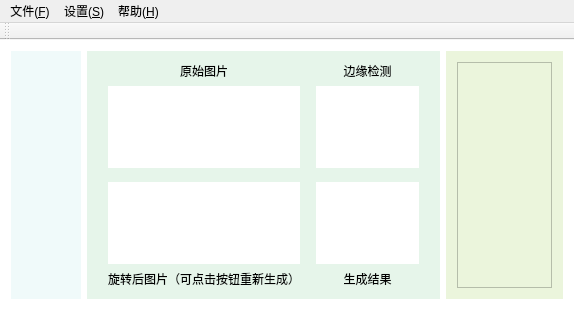
The window that NKUexperimenter/NKUexperimenter.ui (ghost233lism/NKUcpp-pyhsics-experiments-images-programming-based-on-opencv) describes before a commit, drawn with Qt 5.
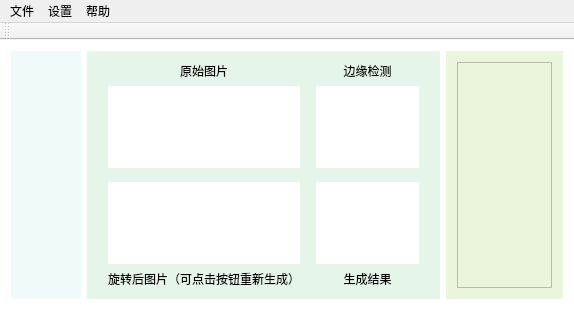
The same window after the commit.

The edit to the form file:
```diff
--- a/NKUexperimenter/NKUexperimenter.ui
+++ b/NKUexperimenter/NKUexperimenter.ui
@@ -536,7 +536,7 @@
    </property>
    <widget class="QMenu" name="fileMenu">
     <property name="title">
-     <string>文件(&amp;F)</string>
+     <string>文件</string>
     </property>
     <addaction name="newFile"/>
     <addaction name="saveEdge"/>
@@ -545,13 +545,13 @@
    </widget>
    <widget class="QMenu" name="setMenu">
     <property name="title">
-     <string>设置(&amp;S)</string>
+     <string>设置</string>
     </property>
     <addaction name="actionCuda"/>
    </widget>
    <widget class="QMenu" name="helpMenu">
     <property name="title">
-     <string>帮助(&amp;H)</string>
+     <string>帮助</string>
     </property>
     <addaction name="helpDocument"/>
     <addaction name="actionForMoreHelp"/>
```
Left out of the diff: 1 changed line with no effect on the pictures.
